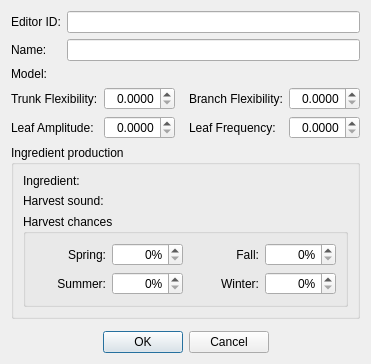
Qt form native/src/DovahKit/ui/form_windows/tree.ui (DavidJCobb/DovahKit) before a commit.
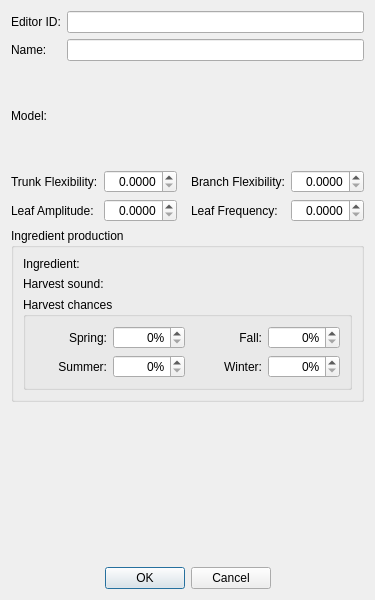
The same form after that commit. Custom widgets are drawn as their Qt base class.

Commit message:
Frontends (untested): DEBR, IDLM, MESG, MSTT, PROJ, SPGD, TREE
Implemented yet-to-be-tested frontends for Debris, Idle Marker, Message, Movable Static, Projectile, Shader Particle Geometry, and Tree form types.

DKConditionList now allows you to override its owning form.

Diff of the .ui file:
```diff
--- a/native/src/DovahKit/ui/form_windows/tree.ui
+++ b/native/src/DovahKit/ui/form_windows/tree.ui
@@ -2,6 +2,14 @@
 <ui version="4.0">
  <class>FormDialogTree</class>
  <widget class="QDialog" name="FormDialogTree">
+  <property name="geometry">
+   <rect>
+    <x>0</x>
+    <y>0</y>
+    <width>375</width>
+    <height>600</height>
+   </rect>
+  </property>
   <property name="windowTitle">
    <string>Tree</string>
   </property>
```
Left out of the diff: 24 changed lines with no effect on the pictures. The commit also changes 32 other files.
